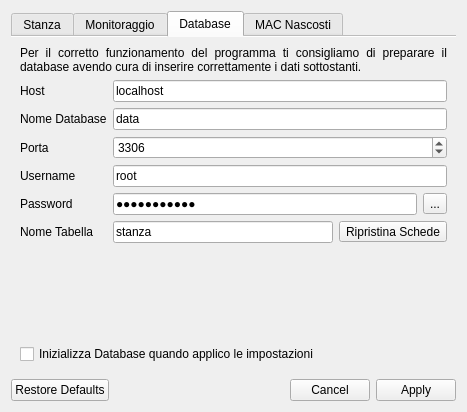
Old version of the form RoomMonitor/windows/settings.ui in the repository PieroMacaluso/RoomMonitor.
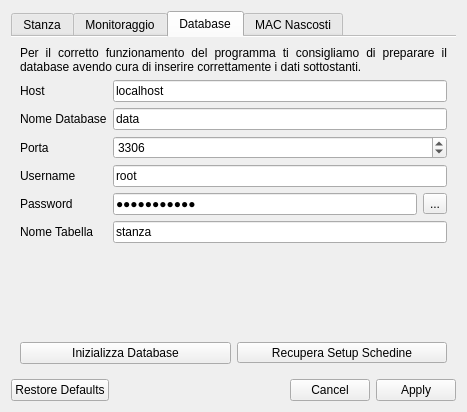
New version of the form. The open tabs and pages were chosen to show the change. Icons and pictures are not drawn.

Commit message: [APP] Snellimento procedure iniziali Configurazione iniziale. Cambiata organizzazione in ALP e Nome app in RoomMonitor. Dovrete riconfigurare tutto non appena farete pull

The edit to the form file:
```diff
--- a/RoomMonitor/windows/settings.ui
+++ b/RoomMonitor/windows/settings.ui
@@ -373,13 +373,6 @@
              </property>
             </widget>
            </item>
-           <item>
-            <widget class="QToolButton" name="restoreBoardButton">
-             <property name="text">
-              <string>Ripristina Schede</string>
-             </property>
-            </widget>
-           </item>
           </layout>
          </item>
          <item row="3" column="1">
@@ -398,11 +391,37 @@
         </layout>
        </item>
        <item>
-        <widget class="QCheckBox" name="resetCheck">
-         <property name="text">
-          <string>Inizializza Database quando applico le impostazioni</string>
+        <layout class="QHBoxLayout" name="horizontalLayout_8" stretch="0,0">
+         <property name="spacing">
+          <number>6</number>
          </property>
-        </widget>
+         <item>
+          <widget class="QPushButton" name="initializeButton">
+           <property name="sizePolicy">
+            <sizepolicy hsizetype="Minimum" vsizetype="Fixed">
+             <horstretch>0</horstretch>
+             <verstretch>0</verstretch>
+            </sizepolicy>
+           </property>
+           <property name="text">
+            <string>Inizializza Database</string>
+           </property>
+          </widget>
+         </item>
+         <item>
+          <widget class="QToolButton" name="restoreBoardButton">
+           <property name="sizePolicy">
+            <sizepolicy hsizetype="Minimum" vsizetype="Fixed">
+             <horstretch>0</horstretch>
+             <verstretch>0</verstretch>
+            </sizepolicy>
+           </property>
+           <property name="text">
+            <string>Recupera Setup Schedine</string>
+           </property>
+          </widget>
+         </item>
+        </layout>
        </item>
       </layout>
      </widget>
```
Left out of the diff: 4 changed lines with no effect on the pictures. The commit also changes 2 other files.
